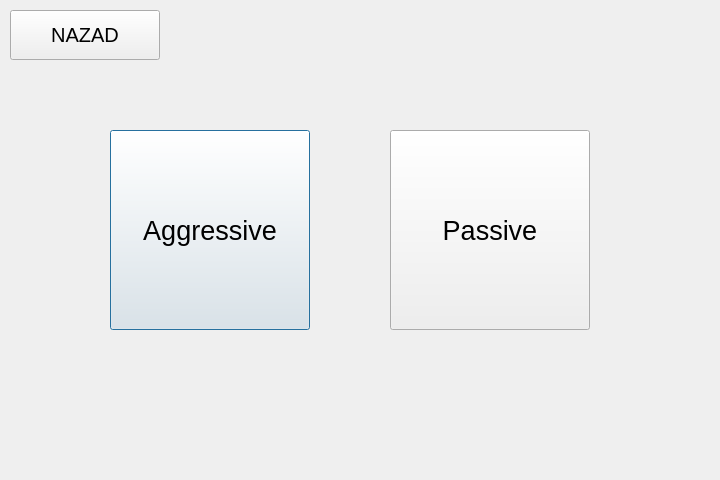
Before: the Qt Designer form Robot/Python/run/screen2.ui in aSrki/Eurobot2024, drawn with Qt 5.
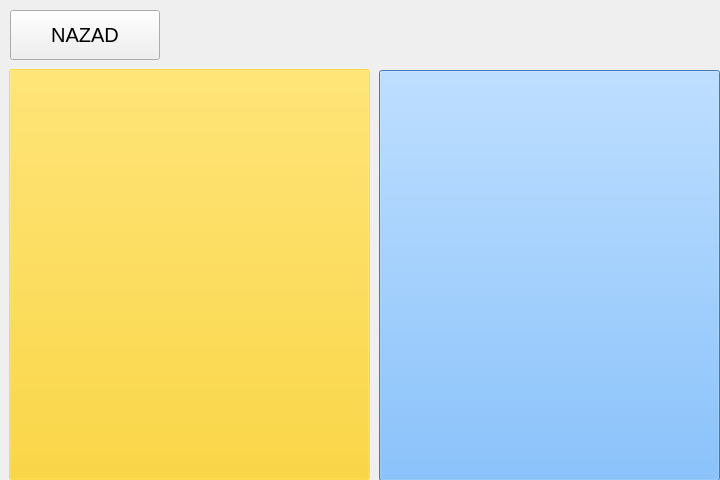
After: the same form once the commit is applied.

Patch:
```diff
--- a/Robot/Python/run/screen2.ui
+++ b/Robot/Python/run/screen2.ui
@@ -16,28 +16,584 @@
   <widget class="QPushButton" name="button_zelena">
    <property name="geometry">
     <rect>
-     <x>110</x>
-     <y>130</y>
-     <width>200</width>
-     <height>200</height>
+     <x>9</x>
+     <y>69</y>
+     <width>361</width>
+     <height>411</height>
     </rect>
    </property>
+   <property name="palette">
+    <palette>
+     <active>
+      <colorrole role="WindowText">
+       <brush brushstyle="SolidPattern">
+        <color alpha="255">
+         <red>255</red>
+         <green>204</green>
+         <blue>0</blue>
+        </color>
+       </brush>
+      </colorrole>
+      <colorrole role="Button">
+       <brush brushstyle="SolidPattern">
+        <color alpha="255">
+         <red>255</red>
+         <green>204</green>
+         <blue>0</blue>
+        </color>
+       </brush>
+      </colorrole>
+      <colorrole role="Light">
+       <brush brushstyle="SolidPattern">
+        <color alpha="255">
+         <red>255</red>
+         <green>204</green>
+         <blue>0</blue>
+        </color>
+       </brush>
+      </colorrole>
+      <colorrole role="Midlight">
+       <brush brushstyle="SolidPattern">
+        <color alpha="255">
+         <red>255</red>
+         <green>204</green>
+         <blue>0</blue>
+        </color>
+       </brush>
+      </colorrole>
+      <colorrole role="Dark">
+       <brush brushstyle="SolidPattern">
+        <color alpha="255">
+         <red>255</red>
+         <green>204</green>
+         <blue>0</blue>
+        </color>
+       </brush>
+      </colorrole>
+      <colorrole role="Mid">
+       <brush brushstyle="SolidPattern">
+        <color alpha="255">
+         <red>255</red>
+         <green>204</green>
+         <blue>0</blue>
+        </color>
+       </brush>
+      </colorrole>
+      <colorrole role="Text">
+       <brush brushstyle="SolidPattern">
+        <color alpha="255">
+         <red>255</red>
+         <green>204</green>
+         <blue>0</blue>
+        </color>
+       </brush>
+      </colorrole>
+      <colorrole role="BrightText">
+       <brush brushstyle="SolidPattern">
+        <color alpha="255">
+         <red>255</red>
+         <green>204</green>
+         <blue>0</blue>
+        </color>
+       </brush>
+      </colorrole>
+      <colorrole role="ButtonText">
+       <brush brushstyle="SolidPattern">
+        <color alpha="255">
+         <red>255</red>
+         <green>204</green>
+         <blue>0</blue>
+        </color>
+       </brush>
+      </colorrole>
+      <colorrole role="Base">
+       <brush brushstyle="SolidPattern">
+        <color alpha="255">
+         <red>255</red>
+         <green>204</green>
+         <blue>0</blue>
+        </color>
+       </brush>
+      </colorrole>
+      <colorrole role="Window">
+       <brush brushstyle="SolidPattern">
+        <color alpha="255">
+         <red>255</red>
+         <green>204</green>
+         <blue>0</blue>
+        </color>
+       </brush>
+      </colorrole>
+      <colorrole role="Shadow">
+       <brush brushstyle="SolidPattern">
+        <color alpha="255">
+         <red>255</red>
+         <green>204</green>
+         <blue>0</blue>
+        </color>
+       </brush>
+      </colorrole>
+      <colorrole role="Highlight">
+       <brush brushstyle="SolidPattern">
+        <color alpha="255">
+         <red>255</red>
+         <green>204</green>
+         <blue>0</blue>
+        </color>
+       </brush>
+      </colorrole>
+      <colorrole role="HighlightedText">
+       <brush brushstyle="SolidPattern">
+        <color alpha="255">
+         <red>255</red>
+         <green>204</green>
+         <blue>0</blue>
+        </color>
+       </brush>
+      </colorrole>
+      <colorrole role="Link">
+       <brush brushstyle="SolidPattern">
+        <color alpha="255">
+         <red>255</red>
+         <green>204</green>
+         <blue>0</blue>
+        </color>
+       </brush>
+      </colorrole>
+      <colorrole role="LinkVisited">
+       <brush brushstyle="SolidPattern">
+        <color alpha="255">
+         <red>255</red>
+         <green>204</green>
+         <blue>0</blue>
+        </color>
+       </brush>
+      </colorrole>
+      <colorrole role="AlternateBase">
+       <brush brushstyle="SolidPattern">
+        <color alpha="255">
+         <red>255</red>
+         <green>204</green>
+         <blue>0</blue>
+        </color>
+       </brush>
+      </colorrole>
+      <colorrole role="NoRole">
+       <brush brushstyle="SolidPattern">
+        <color alpha="255">
+         <red>255</red>
+         <green>204</green>
+         <blue>0</blue>
+        </color>
+       </brush>
+      </colorrole>
+      <colorrole role="ToolTipBase">
+       <brush brushstyle="SolidPattern">
+        <color alpha="255">
+         <red>255</red>
+         <green>204</green>
+         <blue>0</blue>
+        </color>
+       </brush>
+      </colorrole>
+      <colorrole role="ToolTipText">
+       <brush brushstyle="SolidPattern">
+        <color alpha="255">
+         <red>255</red>
+         <green>204</green>
+         <blue>0</blue>
+        </color>
+       </brush>
+      </colorrole>
+     </active>
+     <inactive>
+      <colorrole role="WindowText">
+       <brush brushstyle="SolidPattern">
+        <color alpha="255">
+         <red>255</red>
+         <green>204</green>
+         <blue>0</blue>
+        </color>
+       </brush>
+      </colorrole>
+      <colorrole role="Button">
+       <brush brushstyle="SolidPattern">
+        <color alpha="255">
+         <red>255</red>
+         <green>204</green>
+         <blue>0</blue>
+        </color>
+       </brush>
+      </colorrole>
+      <colorrole role="Light">
+       <brush brushstyle="SolidPattern">
+        <color alpha="255">
+         <red>255</red>
+         <green>204</green>
+         <blue>0</blue>
+        </color>
+       </brush>
+      </colorrole>
+      <colorrole role="Midlight">
+       <brush brushstyle="SolidPattern">
+        <color alpha="255">
+         <red>255</red>
+         <green>204</green>
+         <blue>0</blue>
+        </color>
+       </brush>
+      </colorrole>
+      <colorrole role="Dark">
+       <brush brushstyle="SolidPattern">
+        <color alpha="255">
+         <red>255</red>
+         <green>204</green>
+         <blue>0</blue>
+        </color>
+       </brush>
+      </colorrole>
+      <colorrole role="Mid">
+       <brush brushstyle="SolidPattern">
+        <color alpha="255">
+         <red>255</red>
+         <green>204</green>
+         <blue>0</blue>
+        </color>
+       </brush>
+      </colorrole>
+      <colorrole role="Text">
+       <brush brushstyle="SolidPattern">
+        <color alpha="255">
+         <red>255</red>
+         <green>204</green>
+         <blue>0</blue>
+        </color>
+       </brush>
+      </colorrole>
+      <colorrole role="BrightText">
+       <brush brushstyle="SolidPattern">
+        <color alpha="255">
+         <red>255</red>
+         <green>204</green>
+         <blue>0</blue>
+        </color>
+       </brush>
+      </colorrole>
+      <colorrole role="ButtonText">
+       <brush brushstyle="SolidPattern">
+        <color alpha="255">
+         <red>255</red>
+         <green>204</green>
+         <blue>0</blue>
+        </color>
+       </brush>
+      </colorrole>
+      <colorrole role="Base">
+       <brush brushstyle="SolidPattern">
+        <color alpha="255">
+         <red>255</red>
+         <green>204</green>
+         <blue>0</blue>
+        </color>
+       </brush>
+      </colorrole>
+      <colorrole role="Window">
+       <brush brushstyle="SolidPattern">
+        <color alpha="255">
+         <red>255</red>
+         <green>204</green>
+         <blue>0</blue>
+        </color>
+       </brush>
+      </colorrole>
+      <colorrole role="Shadow">
+       <brush brushstyle="SolidPattern">
+        <color alpha="255">
+         <red>255</red>
+         <green>204</green>
+         <blue>0</blue>
+        </color>
+       </brush>
+      </colorrole>
+      <colorrole role="Highlight">
+       <brush brushstyle="SolidPattern">
+        <color alpha="255">
+         <red>255</red>
+         <green>204</green>
+         <blue>0</blue>
+        </color>
+       </brush>
+      </colorrole>
+      <colorrole role="HighlightedText">
+       <brush brushstyle="SolidPattern">
+        <color alpha="255">
+         <red>255</red>
+         <green>204</green>
+         <blue>0</blue>
+        </color>
+       </brush>
+      </colorrole>
+      <colorrole role="Link">
+       <brush brushstyle="SolidPattern">
+        <color alpha="255">
+         <red>255</red>
+         <green>204</green>
+         <blue>0</blue>
+        </color>
+       </brush>
+      </colorrole>
+      <colorrole role="LinkVisited">
+       <brush brushstyle="SolidPattern">
+        <color alpha="255">
+         <red>255</red>
+         <green>204</green>
+         <blue>0</blue>
+        </color>
+       </brush>
+      </colorrole>
+      <colorrole role="AlternateBase">
+       <brush brushstyle="SolidPattern">
+        <color alpha="255">
+         <red>255</red>
+         <green>204</green>
+         <blue>0</blue>
+        </color>
+       </brush>
+      </colorrole>
+      <colorrole role="NoRole">
+       <brush brushstyle="SolidPattern">
+        <color alpha="255">
+         <red>255</red>
+         <green>204</green>
+         <blue>0</blue>
+        </color>
+       </brush>
+      </colorrole>
+      <colorrole role="ToolTipBase">
+       <brush brushstyle="SolidPattern">
+        <color alpha="255">
+         <red>255</red>
+         <green>204</green>
+         <blue>0</blue>
+        </color>
+       </brush>
+      </colorrole>
+      <colorrole role="ToolTipText">
+       <brush brushstyle="SolidPattern">
+        <color alpha="255">
+         <red>255</red>
+         <green>204</green>
+         <blue>0</blue>
+        </color>
+       </brush>
+      </colorrole>
+     </inactive>
+     <disabled>
+      <colorrole role="WindowText">
+       <brush brushstyle="SolidPattern">
+        <color alpha="255">
+         <red>255</red>
+         <green>204</green>
+         <blue>0</blue>
+        </color>
+       </brush>
+      </colorrole>
+      <colorrole role="Button">
+       <brush brushstyle="SolidPattern">
+        <color alpha="255">
+         <red>255</red>
+         <green>204</green>
+         <blue>0</blue>
+        </color>
+       </brush>
+      </colorrole>
+      <colorrole role="Light">
+       <brush brushstyle="SolidPattern">
+        <color alpha="255">
+         <red>255</red>
+         <green>204</green>
+         <blue>0</blue>
+        </color>
+       </brush>
+      </colorrole>
+      <colorrole role="Midlight">
+       <brush brushstyle="SolidPattern">
+        <color alpha="255">
+         <red>255</red>
+         <green>204</green>
+         <blue>0</blue>
+        </color>
+       </brush>
+      </colorrole>
+      <colorrole role="Dark">
+       <brush brushstyle="SolidPattern">
+        <color alpha="255">
+         <red>255</red>
+         <green>204</green>
+         <blue>0</blue>
+        </color>
+       </brush>
+      </colorrole>
+      <colorrole role="Mid">
+       <brush brushstyle="SolidPattern">
+        <color alpha="255">
+         <red>255</red>
+         <green>204</green>
+         <blue>0</blue>
+        </color>
+       </brush>
+      </colorrole>
+      <colorrole role="Text">
+       <brush brushstyle="SolidPattern">
+        <color alpha="255">
+         <red>255</red>
+         <green>204</green>
+         <blue>0</blue>
+        </color>
+       </brush>
+      </colorrole>
+      <colorrole role="BrightText">
+       <brush brushstyle="SolidPattern">
+        <color alpha="255">
+         <red>255</red>
+         <green>204</green>
+         <blue>0</blue>
+        </color>
+       </brush>
+      </colorrole>
+      <colorrole role="ButtonText">
+       <brush brushstyle="SolidPattern">
+        <color alpha="255">
+         <red>255</red>
+         <green>204</green>
+         <blue>0</blue>
+        </color>
+       </brush>
+      </colorrole>
+      <colorrole role="Base">
+       <brush brushstyle="SolidPattern">
+        <color alpha="255">
+         <red>255</red>
+         <green>204</green>
+         <blue>0</blue>
+        </color>
+       </brush>
+      </colorrole>
+      <colorrole role="Window">
+       <brush brushstyle="SolidPattern">
+        <color alpha="255">
+         <red>255</red>
+         <green>204</green>
+         <blue>0</blue>
+        </color>
+       </brush>
+      </colorrole>
+      <colorrole role="Shadow">
+       <brush brushstyle="SolidPattern">
+        <color alpha="255">
+         <red>255</red>
+         <green>204</green>
+         <blue>0</blue>
+        </color>
+       </brush>
+      </colorrole>
+      <colorrole role="Highlight">
+       <brush brushstyle="SolidPattern">
+        <color alpha="255">
+         <red>0</red>
+         <green>120</green>
+         <blue>215</blue>
+        </color>
+       </brush>
+      </colorrole>
+      <colorrole role="HighlightedText">
+       <brush brushstyle="SolidPattern">
+        <color alpha="255">
+         <red>255</red>
+         <green>204</green>
+         <blue>0</blue>
+        </color>
+       </brush>
+      </colorrole>
+      <colorrole role="Link">
+       <brush brushstyle="SolidPattern">
+        <color alpha="255">
+         <red>255</red>
+         <green>204</green>
+         <blue>0</blue>
+        </color>
+       </brush>
+      </colorrole>
+      <colorrole role="LinkVisited">
+       <brush brushstyle="SolidPattern">
+        <color alpha="255">
+         <red>255</red>
+         <green>204</green>
+         <blue>0</blue>
+        </color>
+       </brush>
+      </colorrole>
+      <colorrole role="AlternateBase">
+       <brush brushstyle="SolidPattern">
+        <color alpha="255">
+         <red>255</red>
+         <green>204</green>
+         <blue>0</blue>
+        </color>
+       </brush>
+      </colorrole>
+      <colorrole role="NoRole">
+       <brush brushstyle="SolidPattern">
+        <color alpha="255">
+         <red>255</red>
+         <green>204</green>
+         <blue>0</blue>
+        </color>
+       </brush>
+      </colorrole>
+      <colorrole role="ToolTipBase">
+       <brush brushstyle="SolidPattern">
+        <color alpha="255">
+         <red>255</red>
+         <green>204</green>
+         <blue>0</blue>
+        </color>
+       </brush>
+      </colorrole>
+      <colorrole role="ToolTipText">
+       <brush brushstyle="SolidPattern">
+        <color alpha="255">
+         <red>255</red>
+         <green>204</green>
+         <blue>0</blue>
+        </color>
+       </brush>
+      </colorrole>
+     </disabled>
+    </palette>
+   </property>
    <property name="font">
     <font>
      <pointsize>20</pointsize>
     </font>
    </property>
+   <property name="autoFillBackground">
+    <bool>false</bool>
+   </property>
+   <property name="styleSheet">
+    <string notr="true">background-color:rgb(255, 204, 0)</string>
+   </property>
    <property name="text">
-    <string>Aggressive</string>
+    <string> </string>
    </property>
   </widget>
   <widget class="QPushButton" name="button_plava">
    <property name="geometry">
     <rect>
-     <x>390</x>
-     <y>130</y>
-     <width>200</width>
-     <height>200</height>
+     <x>379</x>
+     <y>70</y>
+     <width>341</width>
+     <height>411</height>
     </rect>
    </property>
    <property name="font">
@@ -45,8 +601,11 @@
      <pointsize>20</pointsize>
     </font>
    </property>
+   <property name="styleSheet">
+    <string notr="true">background-color:rgb(92, 171, 255)</string>
+   </property>
    <property name="text">
-    <string>Passive</string>
+    <string> </string>
    </property>
   </widget>
   <widget class="QPushButton" name="button_back">
```
Left out of the diff: 2 changed lines with no effect on the pictures.
